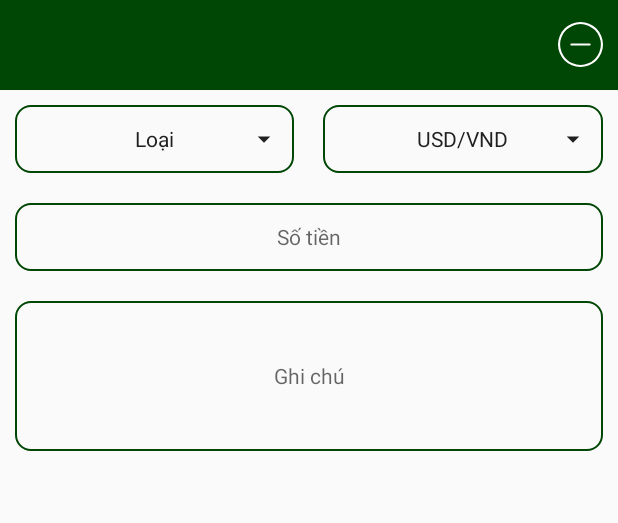
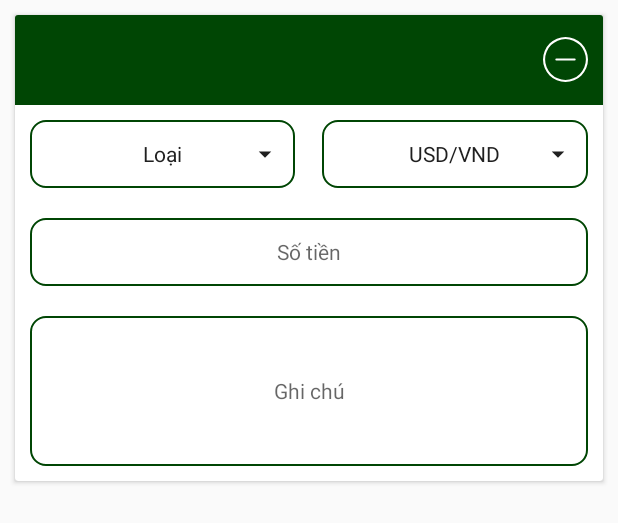
Before and after one commit to all-my-app/m-daily, an Android app: the layout item_create_paid_wallet.xml on its own in the app's theme, with its tools: preview values and no code run, on a phone screen of 412 x 824 dp. Shown: the top 523 px of the screen. Run offline under Robolectric (Android 15) with nearby library versions, the phone set to English and light mode, and no system bars.

Commit message:
fix crash create paid wallet

```diff
--- a/app/src/main/java/me/leduyhung/mdaily/ui/wallet/CreatePaidWalletActivity.java
+++ b/app/src/main/java/me/leduyhung/mdaily/ui/wallet/CreatePaidWalletActivity.java
@@ -12,10 +12,6 @@ import me.leduyhung.mdaily.Constant;
 import me.leduyhung.mdaily.R;
 import me.leduyhung.mdaily.module.module_view.currency.Currency;
 import me.leduyhung.mdaily.module.module_view.event.EventWallet;
-import me.leduyhung.mdaily.module.module_view.groupwallet.GroupWallet;
-import me.leduyhung.mdaily.module.module_view.period.Period;
-import me.leduyhung.mdaily.module.module_view.period_day.PeriodDay;
-import me.leduyhung.mdaily.module.module_view.period_month.PeriodMonth;
 import me.leduyhung.mdaily.ui.wallet.adapter.CreatePaidWalletAdapter;
 
 public class CreatePaidWalletActivity extends AppCompatActivity implements View.OnClickListener{
--- a/app/src/main/res/drawable/ic_add_white.xml
+++ b/app/src/main/res/drawable/ic_add_white.xml
@@ -4,12 +4,12 @@
         android:viewportHeight="77.945"
         android:viewportWidth="77.945">
     <path
-        android:fillColor="@color/color_white"
+        android:fillColor="@color/color_ic_while"
         android:pathData="M0,38.97C0,17.45 17.45,0 38.97,0l0,0c21.52,0 38.97,17.45 38.97,38.97l0,0c0,21.52 -17.45,38.97 -38.97,38.97l0,0C17.45,77.94 0,60.5 0,38.97L0,38.97zM12.13,12.13C5.26,19 1.01,28.49 1.01,38.97l0,0c0,10.48 4.25,19.97 11.12,26.84l0,0c6.87,6.87 16.36,11.12 26.84,11.12l0,0c10.48,0 19.97,-4.25 26.84,-11.12l0,0c6.87,-6.87 11.12,-16.36 11.12,-26.84l0,0c0,-10.48 -4.25,-19.97 -11.12,-26.84l0,0C58.94,5.26 49.46,1.01 38.97,1.01l0,0C28.49,1.01 19,5.26 12.13,12.13L12.13,12.13z"/>
     <path
-        android:fillColor="@color/color_white"
+        android:fillColor="@color/color_ic_while"
         android:pathData="M38.23,61.24l0,-44.53l1.2,0l0,44.53l-1.2,0z"/>
     <path
-        android:fillColor="@color/color_white"
+        android:fillColor="@color/color_ic_while"
         android:pathData="M16.85,38.44l0,-1.2l44.25,0l0,1.2l-44.25,0z"/>
 </vector>
--- a/app/src/main/res/layout/activity_create_paid_wallet.xml
+++ b/app/src/main/res/layout/activity_create_paid_wallet.xml
@@ -16,6 +16,7 @@
         android:id="@+id/recycler"
         android:layout_width="match_parent"
         android:layout_height="match_parent"
+        android:background="@color/color_bg_gray"
         android:layout_below="@+id/action_bar"/>
 
     <View
--- a/app/src/main/res/layout/item_create_paid_wallet.xml
+++ b/app/src/main/res/layout/item_create_paid_wallet.xml
@@ -1,6 +1,12 @@
 <?xml version="1.0" encoding="utf-8"?>
-<LinearLayout xmlns:android="http://schemas.android.com/apk/res/android"
+<android.support.v7.widget.CardView xmlns:android="http://schemas.android.com/apk/res/android"
                                     xmlns:app="http://schemas.android.com/apk/res-auto"
+                                    android:layout_width="match_parent"
+                                    android:layout_height="wrap_content"
+                                    android:layout_margin="@dimen/padding_item_list_wallet"
+                                    android:background="@color/color_bg_white">
+
+    <LinearLayout
         android:layout_width="match_parent"
         android:layout_height="wrap_content"
         android:orientation="vertical">
@@ -20,9 +26,9 @@
                 android:layout_height="match_parent"
                 android:layout_centerVertical="true"
                 android:background="?android:selectableItemBackground"
-            android:textColor="@color/color_text_white"
                 android:clickable="true"
                 android:gravity="center"
+                android:textColor="@color/color_text_white"
                 android:textSize="@dimen/size_text_normal"/>
 
             <ImageView
@@ -104,7 +110,7 @@
             android:orientation="horizontal"
             android:weightSum="10">
 
-        <TextView
+            <EditText
                 android:id="@+id/etxt_money_event"
                 android:layout_width="0dp"
                 android:layout_height="@dimen/height_field_item_create_wallet"
@@ -118,7 +124,8 @@
 
         </LinearLayout>
 
-    <TextView
+        <EditText
+            android:id="@+id/etxt_description"
             android:layout_width="match_parent"
             android:layout_height="@dimen/height_field_description_item_create_wallet"
             android:layout_margin="@dimen/padding_field_item_create_wallet"
@@ -129,3 +136,4 @@
             android:textColor="@color/color_text_black"
             android:textSize="@dimen/size_text_normal"/>
     </LinearLayout>
+</android.support.v7.widget.CardView>
```
Lines whose indentation alone changed are shown as unchanged.
